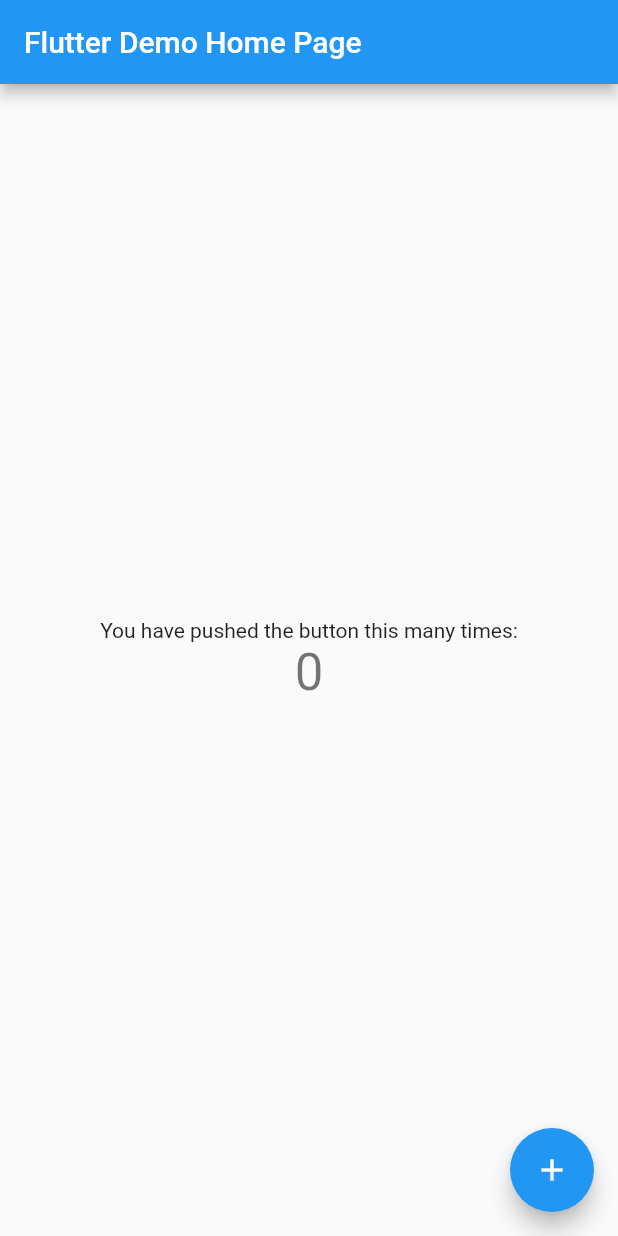
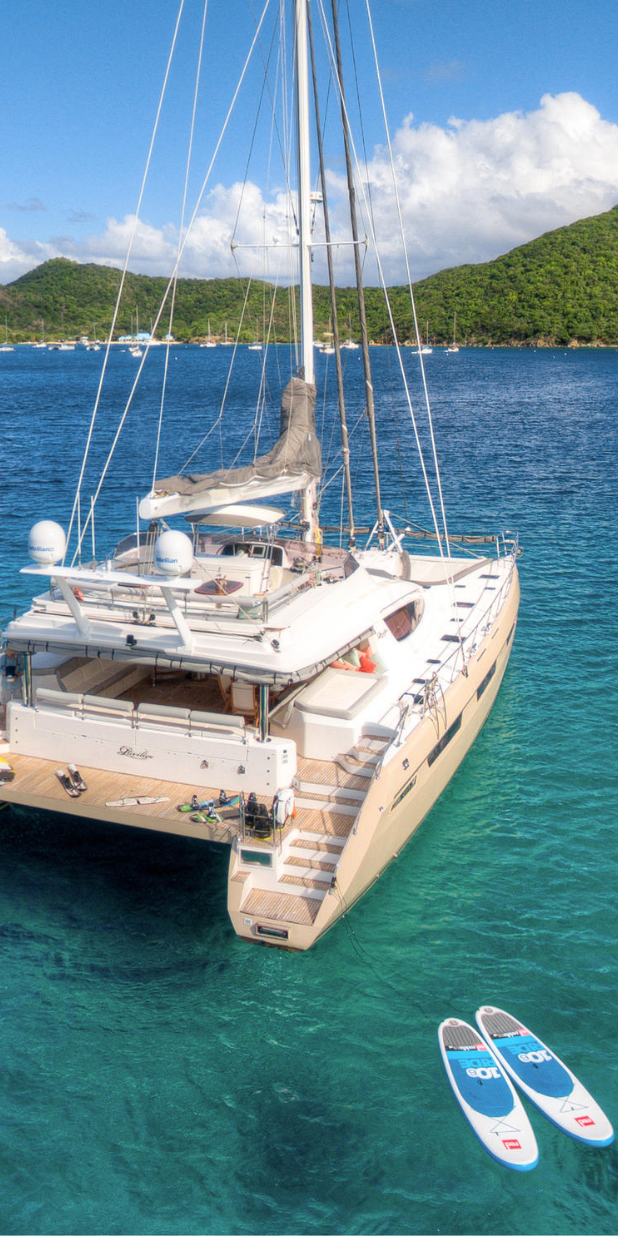
Before and after one commit to harkin-s/water_bnb_mobile, a Flutter app: the screen it shows after launch, on a phone screen of 412 x 824 dp. Run offline on Flutter 3.47's test engine with Material 2 defaults, Android fonts, the phone set to English and light mode, and no system bars.

Commit message:
add background  image to main page and create widgets to lib

```diff
--- /dev/null
+++ b/lib/Pages/Login.dart
@@ -0,0 +1,42 @@
+import 'package:flutter/material.dart';
+import '../Widgets/LoginWidget.dart';
+
+class LoginPage extends StatefulWidget {
+  LoginPage({Key key, this.title}) : super(key: key);
+
+  final String title;
+
+  @override
+  _MyHomePageState createState() => _MyHomePageState();
+}
+
+class _MyHomePageState extends State<LoginPage> {
+  int _counter = 0;
+
+  void _incrementCounter() {
+    setState(() {
+      _counter++;
+    });
+  }
+
+  @override
+  Widget build(BuildContext context) {
+
+    return Scaffold(
+      body: Container(
+        decoration: BoxDecoration(
+          image: DecorationImage(
+            image: AssetImage('assets/cat.jpeg'),
+            fit: BoxFit.cover
+
+          )
+        ),
+      )
+
+
+
+
+
+    );
+  }
+}
--- /dev/null
+++ b/lib/Widgets/LoginWidget.dart
@@ -0,0 +1,20 @@
+import 'package:flutter/material.dart';
+
+class LoginPanel extends StatefulWidget {
+  @override
+  _LoginPanel createState() => _LoginPanel();
+}
+
+class _LoginPanel extends State<LoginPanel> {
+
+   @override
+  Widget build(BuildContext context){
+    return Container(
+      child: Row(
+        children: <Widget>[
+          Text("data")
+        ],
+      ),
+    );
+  }
+}
--- a/lib/main.dart
+++ b/lib/main.dart
@@ -1,4 +1,5 @@
 import 'package:flutter/material.dart';
+import './Pages/Login.dart';
 
 void main() => runApp(MyApp());
 
@@ -7,105 +8,14 @@ class MyApp extends StatelessWidget {
   @override
   Widget build(BuildContext context) {
     return MaterialApp(
-      title: 'Flutter Demo',
+      title: 'WaterBnB',
       theme: ThemeData(
-        // This is the theme of your application.
-        //
-        // Try running your application with "flutter run". You'll see the
-        // application has a blue toolbar. Then, without quitting the app, try
-        // changing the primarySwatch below to Colors.green and then invoke
-        // "hot reload" (press "r" in the console where you ran "flutter run",
-        // or simply save your changes to "hot reload" in a Flutter IDE).
-        // Notice that the counter didn't reset back to zero; the application
-        // is not restarted.
         primarySwatch: Colors.blue,
       ),
-      home: MyHomePage(title: 'Flutter Demo Home Page'),
+      initialRoute: '/',
+      routes: {
+        '/' : (context) => LoginPage(title: 'Flutter Demo Home Page')
+      },
     );
   }
 }
-
-class MyHomePage extends StatefulWidget {
-  MyHomePage({Key key, this.title}) : super(key: key);
-
-  // This widget is the home page of your application. It is stateful, meaning
-  // that it has a State object (defined below) that contains fields that affect
-  // how it looks.
-
-  // This class is the configuration for the state. It holds the values (in this
-  // case the title) provided by the parent (in this case the App widget) and
-  // used by the build method of the State. Fields in a Widget subclass are
-  // always marked "final".
-
-  final String title;
-
-  @override
-  _MyHomePageState createState() => _MyHomePageState();
-}
-
-class _MyHomePageState extends State<MyHomePage> {
-  int _counter = 0;
-
-  void _incrementCounter() {
-    setState(() {
-      // This call to setState tells the Flutter framework that something has
-      // changed in this State, which causes it to rerun the build method below
-      // so that the display can reflect the updated values. If we changed
-      // _counter without calling setState(), then the build method would not be
-      // called again, and so nothing would appear to happen.
-      _counter++;
-    });
-  }
-
-  @override
-  Widget build(BuildContext context) {
-    // This method is rerun every time setState is called, for instance as done
-    // by the _incrementCounter method above.
-    //
-    // The Flutter framework has been optimized to make rerunning build methods
-    // fast, so that you can just rebuild anything that needs updating rather
-    // than having to individually change instances of widgets.
-    return Scaffold(
-      appBar: AppBar(
-        // Here we take the value from the MyHomePage object that was created by
-        // the App.build method, and use it to set our appbar title.
-        title: Text(widget.title),
-      ),
-      body: Center(
-        // Center is a layout widget. It takes a single child and positions it
-        // in the middle of the parent.
-        child: Column(
-          // Column is also layout widget. It takes a list of children and
-          // arranges them vertically. By default, it sizes itself to fit its
-          // children horizontally, and tries to be as tall as its parent.
-          //
-          // Invoke "debug painting" (press "p" in the console, choose the
-          // "Toggle Debug Paint" action from the Flutter Inspector in Android
-          // Studio, or the "Toggle Debug Paint" command in Visual Studio Code)
-          // to see the wireframe for each widget.
-          //
-          // Column has various properties to control how it sizes itself and
-          // how it positions its children. Here we use mainAxisAlignment to
-          // center the children vertically; the main axis here is the vertical
-          // axis because Columns are vertical (the cross axis would be
-          // horizontal).
-          mainAxisAlignment: MainAxisAlignment.center,
-          children: <Widget>[
-            Text(
-              'You have pushed the button this many times:',
-            ),
-            Text(
-              '$_counter',
-              style: Theme.of(context).textTheme.display1,
-            ),
-          ],
-        ),
-      ),
-      floatingActionButton: FloatingActionButton(
-        onPressed: _incrementCounter,
-        tooltip: 'Increment',
-        child: Icon(Icons.add),
-      ), // This trailing comma makes auto-formatting nicer for build methods.
-    );
-  }
-}
--- a/pubspec.yaml
+++ b/pubspec.yaml
@@ -17,6 +17,7 @@ environment:
   sdk: ">=2.1.0 <3.0.0"
 
 dependencies:
+  transparent_image: ^0.1.0
   flutter:
     sdk: flutter
 
@@ -41,9 +42,8 @@ flutter:
   uses-material-design: true
 
   # To add assets to your application, add an assets section, like this:
-  # assets:
-  #  - images/a_dot_burr.jpeg
-  #  - images/a_dot_ham.jpeg
+  assets:
+   - assets/
 
   # An image asset can refer to one or more resolution-specific "variants", see
   # https://flutter.io/assets-and-images/#resolution-aware.
```
Also changed, not shown: assets/cat.jpeg (added), pubspec.lock.
